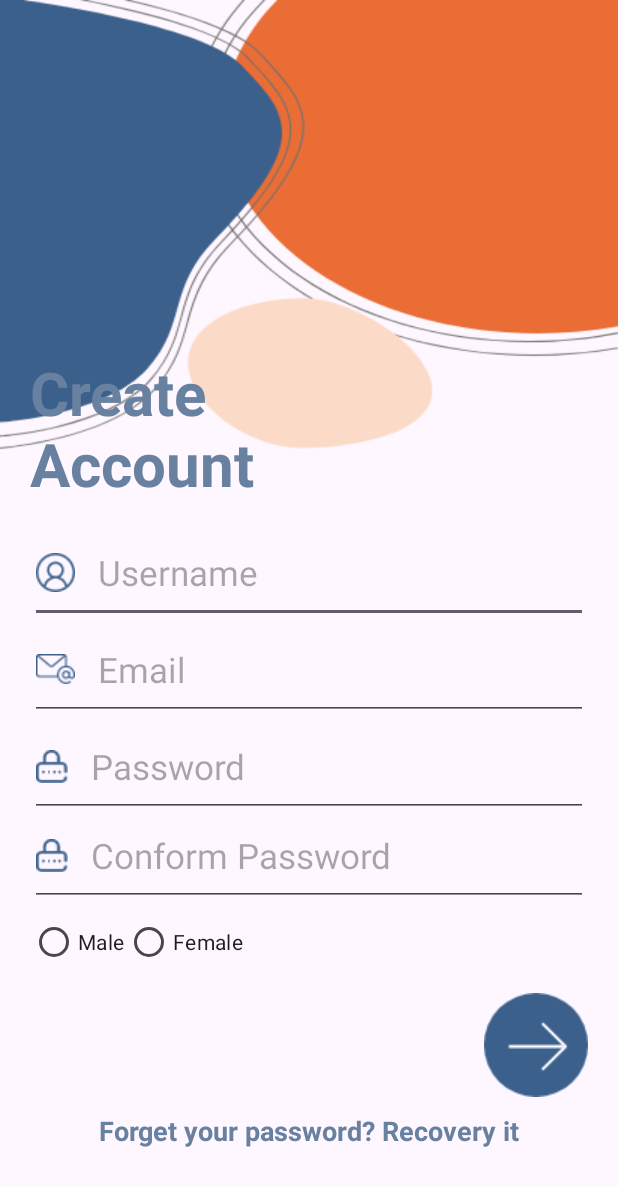
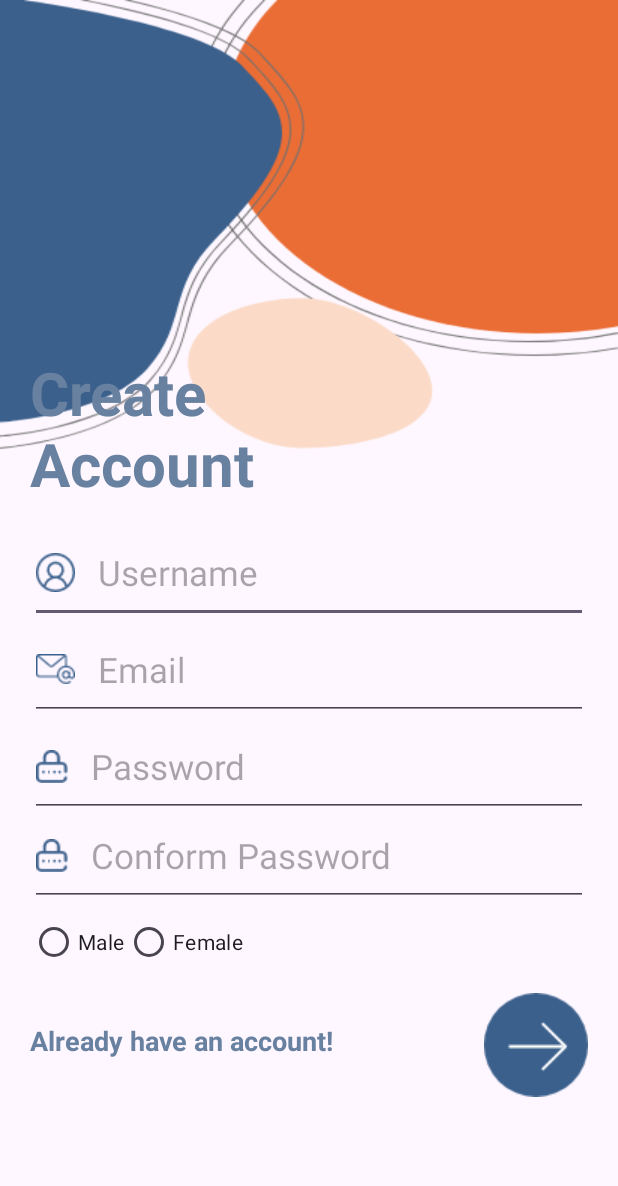
Before and after one commit to Danhuynh224/ProjectFood, an Android app: the SignupActivity screen opened directly, with no data from a screen before it, on a phone screen of 412 x 824 dp. Shown: the top 1186 px of the screen. Run offline under Robolectric (Android 15) with nearby library versions, the phone set to English and light mode, and no system bars.

Commit message:
update SignupActivity.java

```diff
--- a/APP/app/src/main/java/com/example/app/LoginActivity.java
+++ b/APP/app/src/main/java/com/example/app/LoginActivity.java
@@ -37,7 +37,7 @@ public class LoginActivity extends AppCompatActivity {
 
         String userName = getIntent().getStringExtra("NAME");
         String userPass = getIntent().getStringExtra("PASSWORD");
-        emailInput.setText(userName);
+        usernameInput.setText(userName);
         passwordInput.setText(userPass);
 
         // Xử lý sự kiện khi bấm nút đăng nhập
--- a/APP/app/src/main/java/com/example/app/SignupActivity.java
+++ b/APP/app/src/main/java/com/example/app/SignupActivity.java
@@ -8,6 +8,7 @@ import android.widget.EditText;
 import android.widget.ImageButton;
 import android.widget.RadioButton;
 import android.widget.RadioGroup;
+import android.widget.TextView;
 import android.widget.Toast;
 
 import androidx.annotation.Nullable;
@@ -27,6 +28,7 @@ public class SignupActivity extends AppCompatActivity {
     ImageButton signup;
     RadioGroup genderGroup;
     RadioButton selectedGenderButton;
+    TextView tv_login;
     AuthAPI authAPI;
 
     @Override
@@ -40,6 +42,15 @@ public class SignupActivity extends AppCompatActivity {
         signup = findViewById(R.id.btn_signup);
         confpass = findViewById(R.id.tv_passConf);
         genderGroup = findViewById(R.id.genderGroup);
+        tv_login = findViewById(R.id.tv_login);
+
+        tv_login.setOnClickListener(new View.OnClickListener() {
+            @Override
+            public void onClick(View v) {
+                Intent intent = new Intent(SignupActivity.this, LoginActivity.class);
+                startActivity(intent);
+            }
+        });
 
 
         signup.setOnClickListener(new View.OnClickListener() {
--- a/APP/app/src/main/res/layout/activity_signup.xml
+++ b/APP/app/src/main/res/layout/activity_signup.xml
@@ -116,13 +116,14 @@
         </ImageButton>
 
         <TextView
+            android:id="@+id/tv_login"
             android:layout_width="wrap_content"
             android:layout_height="wrap_content"
             android:textSize="18sp"
             android:textStyle="bold"
-            android:layout_marginTop="10dp"
-            android:layout_gravity="center"
-            android:text="Forget your password? Recovery it"
+            android:layout_marginTop="-50dp"
+            android:layout_gravity="start"
+            android:text="Already have an account!"
             android:textColor="#6881A0">
 
         </TextView>
```
